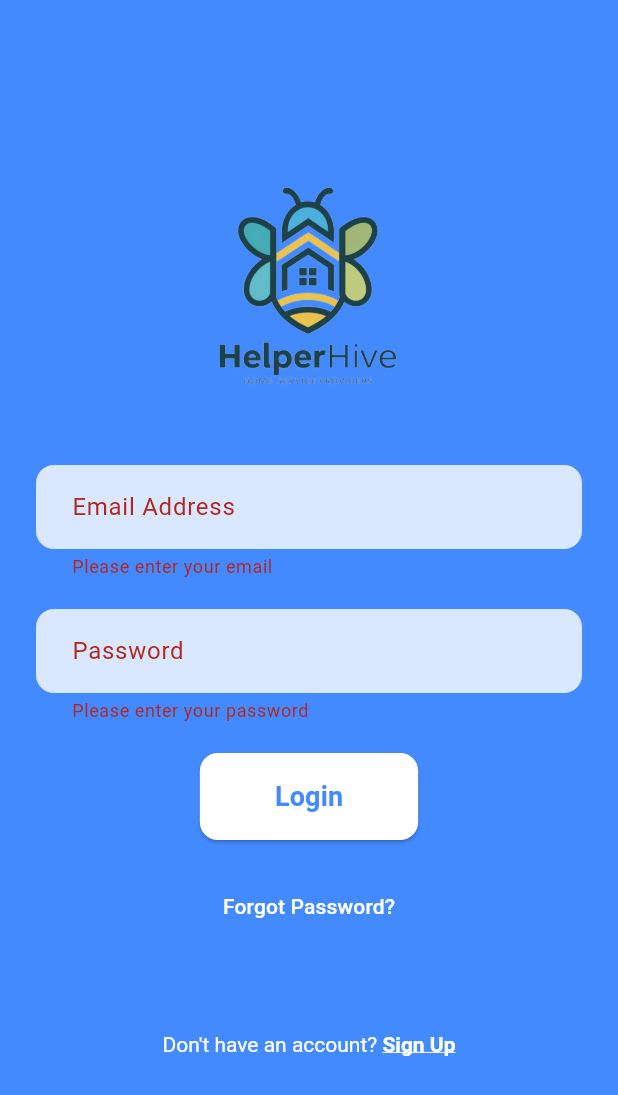
After one commit to rmughal99/HelperHive, a Flutter app: the LoginScreen screen opened directly, after a tap on "Login", on a phone screen of 412 x 824 dp. The commit adds this screen. Shown: the top 1095 px of the screen. Run offline on Flutter 3.47's test engine with Material 3 defaults, Android fonts, the phone set to English and light mode, and no system bars; our stand-ins replace font_awesome_flutter; statements that could not run were skipped.

Commit message:
login_screen.dart setup

```diff
--- a/lib/main.dart
+++ b/lib/main.dart
@@ -1,5 +1,6 @@
 import 'package:flutter/material.dart';
 import '/screens/OnboardingScreen.dart'; // Import OnboardingScreen.dart
+import '/screens/LoginPage/login_Screen.dart'; // Import LoginScreen.dart
 
 void main() {
   runApp(const MyApp());
@@ -12,23 +13,15 @@ class MyApp extends StatelessWidget {
   Widget build(BuildContext context) {
     return MaterialApp(
       debugShowCheckedModeBanner: false,
-      initialRoute: '/onboarding',
+      initialRoute: '/onboarding', // First screen that will be shown
       routes: {
         '/onboarding': (context) => const OnboardingScreen(),
-        '/home': (context) => const HomeScreen(),  // Replace with your actual HomeScreen
+        '/login': (context) => const LoginScreen(), // New Login screen route
+        //
+        //
+        //
+        //
       },
     );
   }
 }
-
-class HomeScreen extends StatelessWidget {
-  const HomeScreen({super.key});
-
-  @override
-  Widget build(BuildContext context) {
-    return Scaffold(
-      appBar: AppBar(title: const Text('Home Screen')),
-      body: const Center(child: Text('Welcome to HelperHive!')),
-    );
-  }
-}
--- /dev/null
+++ b/lib/screens/LoginPage/login_screen.dart
@@ -0,0 +1,184 @@
+import 'package:flutter/material.dart';
+import 'package:flutter/gestures.dart';
+import 'package:font_awesome_flutter/font_awesome_flutter.dart';
+
+class LoginScreen extends StatefulWidget {
+  const LoginScreen({super.key});
+
+  @override
+  _LoginScreenState createState() => _LoginScreenState();
+}
+
+class _LoginScreenState extends State<LoginScreen> {
+  // TextEditingController for form inputs
+  final TextEditingController _emailController = TextEditingController();
+  final TextEditingController _passwordController = TextEditingController();
+
+  // Form validation status
+  final GlobalKey<FormState> _formKey = GlobalKey<FormState>();
+
+  @override
+  void dispose() {
+    _emailController.dispose();
+    _passwordController.dispose();
+    super.dispose();
+  }
+
+  // Method to handle login logic
+  void _login() {
+    if (_formKey.currentState?.validate() ?? false) {
+      // Handle login
+      ScaffoldMessenger.of(context).showSnackBar(
+        const SnackBar(content: Text('Logging in...')),
+      );
+      // Navigate to the next screen (replace with actual navigation logic)
+      Navigator.pushReplacementNamed(context, '/home');
+    }
+  }
+
+  @override
+  Widget build(BuildContext context) {
+    return Scaffold(
+      backgroundColor: Colors.blueAccent,  // Background gradient
+      body: SafeArea(
+        child: Center(
+          child: SingleChildScrollView(
+            child: Padding(
+              padding: const EdgeInsets.symmetric(horizontal: 24.0),
+              child: Column(
+                mainAxisSize: MainAxisSize.min,
+                children: [
+                  // Logo
+                  Image.asset(
+                    'assets/logo.png',  // Add your logo image
+                    height: 150,
+                  ),
+                  const SizedBox(height: 40),
+
+                  // Login Form
+                  Form(
+                    key: _formKey,
+                    child: Column(
+                      children: [
+                        // Email Field
+                        TextFormField(
+                          controller: _emailController,
+                          keyboardType: TextInputType.emailAddress,
+                          decoration: InputDecoration(
+                            labelText: 'Email Address',
+                            hintText: 'Enter your email',
+                            filled: true,
+                            fillColor: Colors.white.withOpacity(0.8),
+                            border: OutlineInputBorder(
+                              borderRadius: BorderRadius.circular(12),
+                              borderSide: BorderSide.none,
+                            ),
+                            contentPadding: const EdgeInsets.symmetric(vertical: 16, horizontal: 20),
+                          ),
+                          validator: (value) {
+                            if (value == null || value.isEmpty) {
+                              return 'Please enter your email';
+                            }
+                            if (!RegExp(r'^[a-zA-Z0-9]+@([a-zA-Z0-9]+\.)+[a-zA-Z0-9]{2,4}$')
+                                .hasMatch(value)) {
+                              return 'Please enter a valid email address';
+                            }
+                            return null;
+                          },
+                        ),
+                        const SizedBox(height: 20),
+
+                        // Password Field
+                        TextFormField(
+                          controller: _passwordController,
+                          obscureText: true,
+                          decoration: InputDecoration(
+                            labelText: 'Password',
+                            hintText: 'Enter your password',
+                            filled: true,
+                            fillColor: Colors.white.withOpacity(0.8),
+                            border: OutlineInputBorder(
+                              borderRadius: BorderRadius.circular(12),
+                              borderSide: BorderSide.none,
+                            ),
+                            contentPadding: const EdgeInsets.symmetric(vertical: 16, horizontal: 20),
+                          ),
+                          validator: (value) {
+                            if (value == null || value.isEmpty) {
+                              return 'Please enter your password';
+                            }
+                            return null;
+                          },
+                        ),
+                        const SizedBox(height: 20),
+
+                        // Login Button
+                        ElevatedButton(
+                          onPressed: _login,
+                          style: ElevatedButton.styleFrom(
+                            foregroundColor: Colors.blueAccent, backgroundColor: Colors.white,  // Text color
+                            padding: const EdgeInsets.symmetric(vertical: 16, horizontal: 50),
+                            shape: RoundedRectangleBorder(
+                              borderRadius: BorderRadius.circular(12),
+                            ),
+                          ),
+                          child: const Text(
+                            'Login',
+                            style: TextStyle(fontSize: 18, fontWeight: FontWeight.bold),
+                          ),
+                        ),
+                      ],
+                    ),
+                  ),
+                  const SizedBox(height: 20),
+
+                  // Forgot Password link
+                  TextButton(
+                    onPressed: () {
+                      // Navigate to Forgot Password Screen
+                      Navigator.pushNamed(context, '/forgot-password');
+                    },
+                    child: const Text(
+                      'Forgot Password?',
+                      style: TextStyle(color: Colors.white),
+                    ),
+                  ),
+
+                  const SizedBox(height: 40),
+
+
+
+
+                  // Sign-up option
+                  const SizedBox(height: 20),
+                  RichText(
+                    text: TextSpan(
+                      children: [
+                        const TextSpan(
+                          text: "Don't have an account? ",
+                          style: TextStyle(color: Colors.white),
+                        ),
+                        TextSpan(
+                          text: 'Sign Up',
+                          style: const TextStyle(
+                            color: Colors.white,
+                            fontWeight: FontWeight.bold,
+                            decoration: TextDecoration.underline,
+                          ),
+                          recognizer: TapGestureRecognizer()
+                            ..onTap = () {
+                              Navigator.pushNamed(context, '/signup');
+                            },
+                        ),
+                      ],
+                    ),
+                  ),
+                ],
+              ),
+            ),
+          ),
+        ),
+      ),
+    );
+  }
+}
--- a/lib/screens/OnboardingScreen.dart
+++ b/lib/screens/OnboardingScreen.dart
@@ -1,5 +1,4 @@
 import 'package:flutter/material.dart';
-import 'package:flutter/gestures.dart';
 
 class OnboardingScreen extends StatefulWidget {
   const OnboardingScreen({super.key});
@@ -89,7 +88,7 @@ class _OnboardingScreenState extends State<OnboardingScreen> {
                   ),
                 if (_currentPage == _onboardingData.length - 1)
                   GestureDetector(
-                    onTap: _navigateToMainScreen,
+                    onTap: () => Navigator.pushReplacementNamed(context, '/login'),
                     child: const Text(
                       'Get Started',
                       style: TextStyle(
--- a/pubspec.yaml
+++ b/pubspec.yaml
@@ -30,6 +30,8 @@ environment:
 dependencies:
   flutter:
     sdk: flutter
+  fluttertoast: ^8.0.8
+  font_awesome_flutter: ^10.1.0
 
 
   # The following adds the Cupertino Icons font to your application.
```
Also changed, not shown: lib/screens/SignUpPage/signup_screen.dart (added), pubspec.lock.
